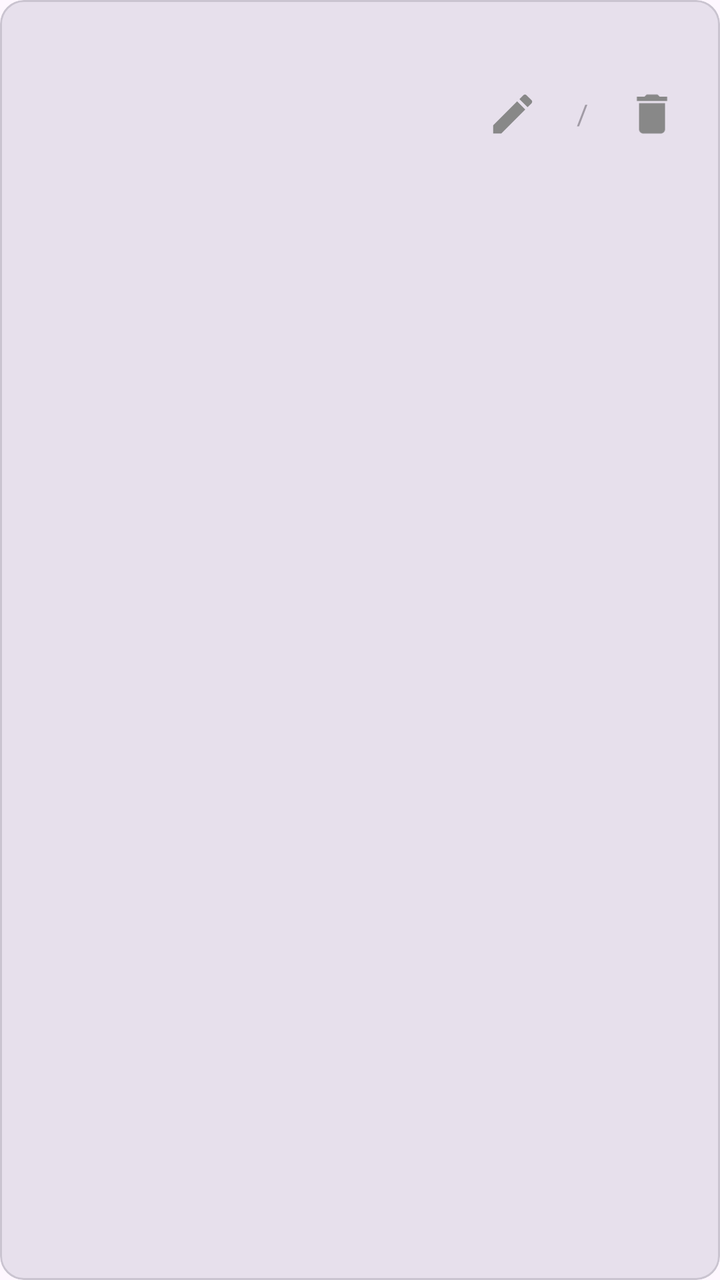
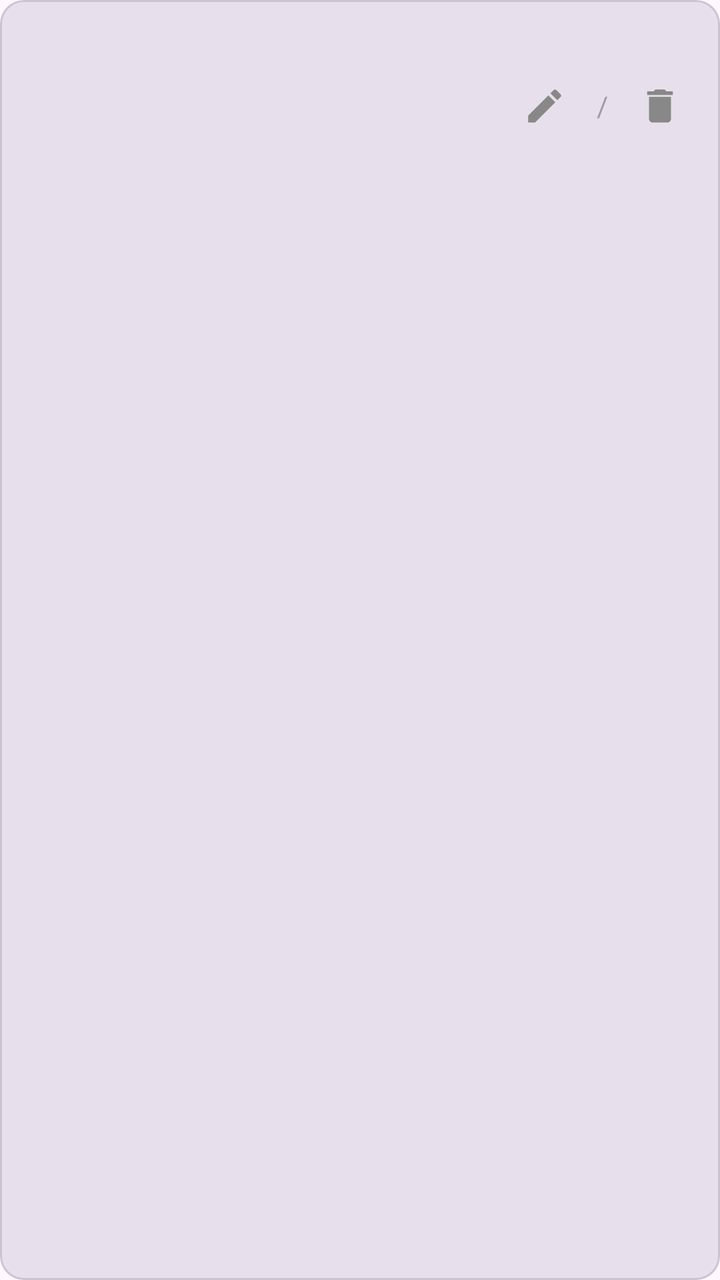

The first picture is an Android layout as it rendered before a commit; the second is the same layout after the commit. The layout source and the unified diff follow.
<!-- AndroidManifest.xml: application theme Theme.WhalePet -->
<!-- res/layout/item_line.xml -->
<?xml version="1.0" encoding="utf-8"?>
<com.google.android.material.card.MaterialCardView xmlns:android="http://schemas.android.com/apk/res/android"
    xmlns:app="http://schemas.android.com/apk/res-auto"
    android:layout_width="match_parent"
    android:layout_height="wrap_content"
    android:layout_marginBottom="8dp"
    app:cardBackgroundColor="?attr/colorSurfaceVariant"
    app:cardCornerRadius="12dp"
    app:cardElevation="0dp">

    <LinearLayout
        android:layout_width="match_parent"
        android:layout_height="wrap_content"
        android:orientation="vertical"
        android:padding="12dp">

        <TextView
            android:id="@+id/line_text"
            android:layout_width="match_parent"
            android:layout_height="wrap_content"
            android:textSize="14sp"
            android:textColor="?attr/colorOnSurfaceVariant" />

        <LinearLayout
            android:layout_width="match_parent"
            android:layout_height="wrap_content"
            android:layout_marginTop="4dp"
            android:gravity="end|center_vertical"
            android:orientation="horizontal">

            
            <ImageButton
                android:id="@+id/btn_edit_line"
                android:layout_width="44dp"
                android:layout_height="44dp"
                android:background="@null"
                android:contentDescription="@string/edit_line_hint"
                android:padding="9dp"
                android:scaleType="fitCenter"
                android:src="@drawable/ic_edit_line" />

            <TextView
                android:layout_width="wrap_content"
                android:layout_height="wrap_content"
                android:layout_marginStart="10dp"
                android:layout_marginEnd="10dp"
                android:alpha="0.45"
                android:text="/"
                android:textSize="14sp" />

            <ImageButton
                android:id="@+id/btn_del_line"
                android:layout_width="44dp"
                android:layout_height="44dp"
                android:background="@null"
                android:contentDescription="@string/delete_line_title"
                android:padding="9dp"
                android:scaleType="fitCenter"
                android:src="@drawable/ic_delete_line" />
        </LinearLayout>
    </LinearLayout>
</com.google.android.material.card.MaterialCardView>
<!-- resources referenced by this layout -->
<resources>
  <!-- drawable ic_delete_line (drawable) -->
  <?xml version="1.0" encoding="utf-8"?>
  <vector xmlns:android="http://schemas.android.com/apk/res/android"
      android:width="24dp"
      android:height="24dp"
      android:viewportWidth="24"
      android:viewportHeight="24">
      <path
          android:fillColor="#FF888888"
          android:pathData="M6,19c0,1.1 0.9,2 2,2h8c1.1,0 2,-0.9 2,-2V7H6v12zM19,4h-3.5l-1,-1h-5l-1,1H5v2h14V4z" />
  </vector>
  <!-- drawable ic_edit_line (drawable) -->
  <?xml version="1.0" encoding="utf-8"?>
  <vector xmlns:android="http://schemas.android.com/apk/res/android"
      android:width="24dp"
      android:height="24dp"
      android:viewportWidth="24"
      android:viewportHeight="24">
      <path
          android:fillColor="#FF888888"
          android:pathData="M3,17.25V21h3.75L17.81,9.94l-3.75,-3.75L3,17.25zM20.71,7.04c0.39,-0.39 0.39,-1.02 0,-1.41l-2.34,-2.34c-0.39,-0.39 -1.02,-0.39 -1.41,0l-1.83,1.83 3.75,3.75 1.83,-1.83z" />
  </vector>
  <string name="delete_line_title">删除台词</string>
  <string name="edit_line_hint">编辑台词</string>
  <style name="Theme.WhalePet" parent="Theme.Material3.DayNight.NoActionBar">
          
          <item name="colorPrimary">#A2B4DD</item>
          <item name="colorOnPrimary">#FFFFFF</item>
          <item name="colorPrimaryContainer">#D6DEF2</item>
          <item name="colorOnPrimaryContainer">#22315E</item>
          <item name="android:statusBarColor">@android:color/transparent</item>
      </style>
</resources>

<!-- the commit's change to res/layout/item_line.xml (unified diff, before → after) -->
@@ -31,30 +31,30 @@
             
             <ImageButton
                 android:id="@+id/btn_edit_line"
-                android:layout_width="44dp"
-                android:layout_height="44dp"
+                android:layout_width="36dp"
+                android:layout_height="36dp"
                 android:background="@null"
                 android:contentDescription="@string/edit_line_hint"
-                android:padding="9dp"
+                android:padding="7dp"
                 android:scaleType="fitCenter"
                 android:src="@drawable/ic_edit_line" />
 
             <TextView
                 android:layout_width="wrap_content"
                 android:layout_height="wrap_content"
-                android:layout_marginStart="10dp"
-                android:layout_marginEnd="10dp"
+                android:layout_marginStart="8dp"
+                android:layout_marginEnd="8dp"
                 android:alpha="0.45"
                 android:text="/"
                 android:textSize="14sp" />
 
             <ImageButton
                 android:id="@+id/btn_del_line"
-                android:layout_width="44dp"
-                android:layout_height="44dp"
+                android:layout_width="36dp"
+                android:layout_height="36dp"
                 android:background="@null"
                 android:contentDescription="@string/delete_line_title"
-                android:padding="9dp"
+                android:padding="7dp"
                 android:scaleType="fitCenter"
                 android:src="@drawable/ic_delete_line" />
         </LinearLayout>
